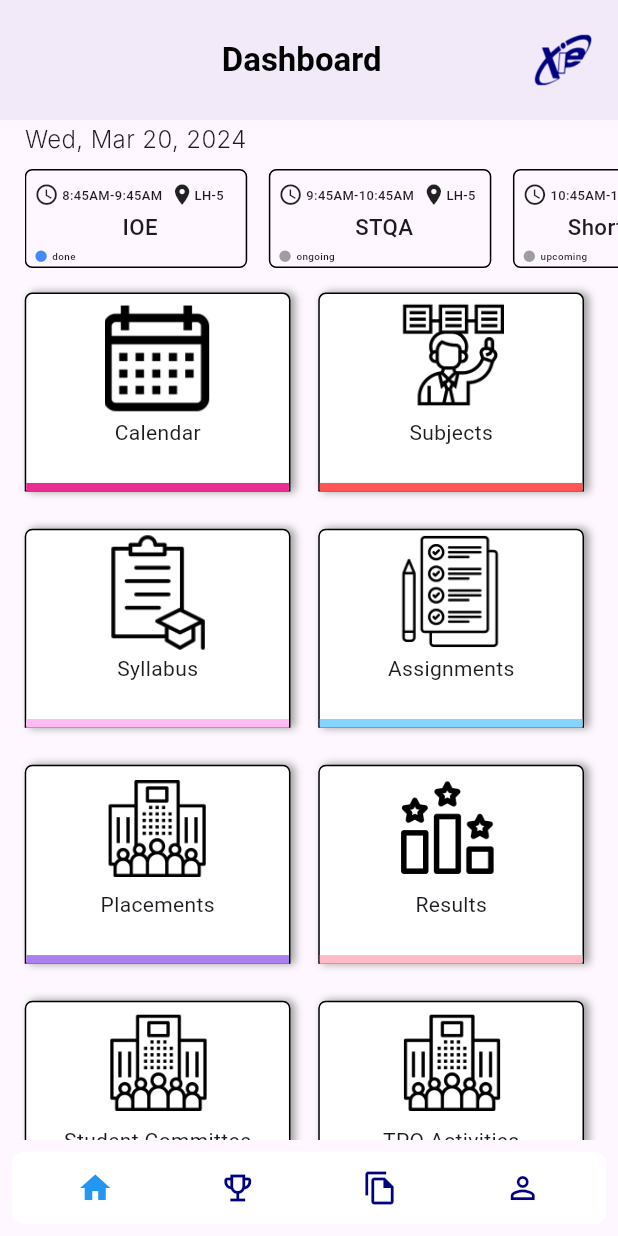
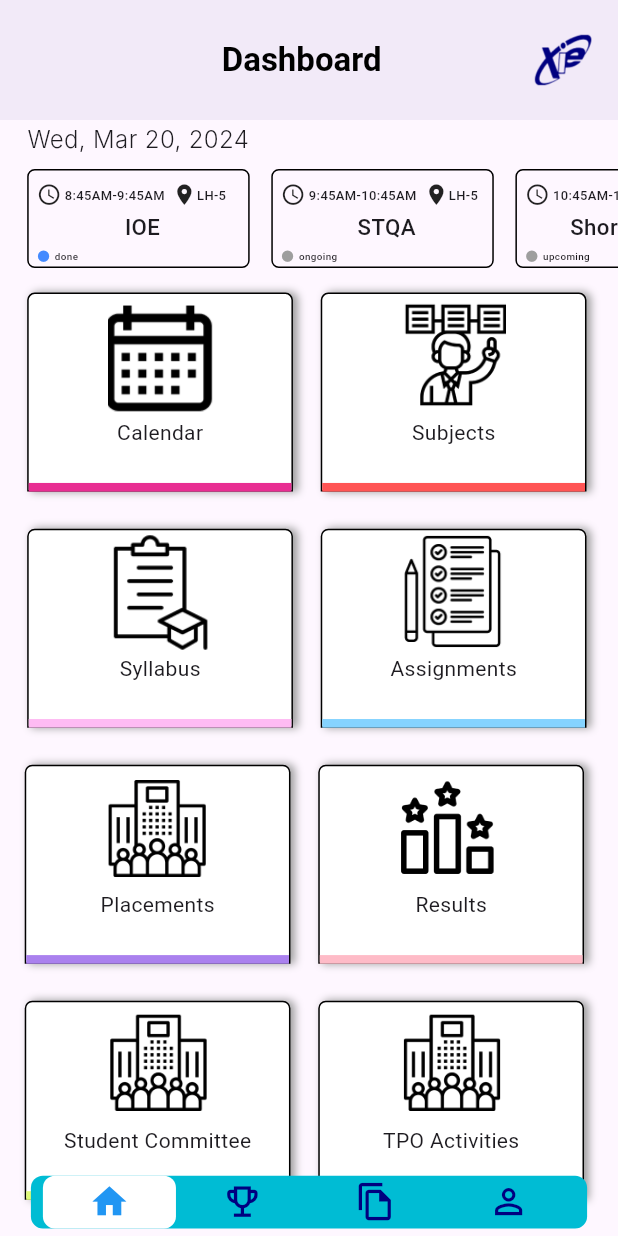
Before and after one commit to SohamDesai1/XIE-IT-HUB, a Flutter app: the HomePage screen opened by its route, scrolled down 280 dp, on a phone screen of 412 x 824 dp. Run offline on Flutter 3.47's test engine with Material 3 defaults, Android fonts, the phone set to English and light mode, and no system bars; drawn by our look-alikes of floating_bottom_navigation_bar; our stand-ins replace animated_splash_screen, cloud_firestore, firebase_auth, firebase_core, flutter_riverpod, go_router and 7 more; missing offline and left inert: flutter_custom_carousel_slider, horizontal_calendar, syncfusion_flutter_pdfviewer; accounts and stored records are empty; Roboto replaces fonts that are missing (Inter).

Commit message:
style(navbar): fixed sizing

```diff
--- a/lib/screens/tabs/home_page.dart
+++ b/lib/screens/tabs/home_page.dart
@@ -1,13 +1,11 @@
+import '../../widgets/timeline.dart';
 import '/widgets/bottom_nav_bar.dart';
 import '/widgets/tiles.dart';
 import 'package:go_router/go_router.dart';
-import '/widgets/tt_card.dart';
 import 'package:flutter/material.dart';
 import 'package:flutter_custom_carousel_slider/flutter_custom_carousel_slider.dart';
 import 'package:flutter_riverpod/flutter_riverpod.dart';
-import 'package:intl/intl.dart';
 import 'package:sizer/sizer.dart';
-import '/utils/timeTable.dart';
 
 void main() {
   runApp(
@@ -38,16 +36,6 @@ class _HomePageState extends ConsumerState<HomePage> {
     CarouselItem(image: const AssetImage('assets/images/log.png')),
     CarouselItem(image: const AssetImage('assets/images/log.png'))
   ];
-  List<String> tt = [
-    "Holiday",
-    "Holiday",
-    "Holiday",
-    "Holiday",
-    "Holiday",
-    "Holiday",
-    "Holiday",
-  ];
-  late List<Map<String, dynamic>> lectures;
   List<String> tiles = [
     "Calendar",
     "Subjects",
@@ -58,88 +46,12 @@ class _HomePageState extends ConsumerState<HomePage> {
     "Student Committee",
     "TPO Activities"
   ];
-  @override
-  void initState() {
-    setLectures();
-    super.initState();
-  }
-
-  void getLectures() {
-    int currentDay = DateTime.now().weekday;
-    switch (currentDay) {
-      case DateTime.monday:
-        tt = monday;
-        break;
-      case DateTime.tuesday:
-        tt = tuesday;
-        break;
-      case DateTime.wednesday:
-        tt = wednesday;
-        break;
-      case DateTime.thursday:
-        tt = thursday;
-        break;
-      case DateTime.friday:
-        tt = friday;
-        break;
-      default:
-        return;
-    }
-  }
-
-  void setLectures() {
-    getLectures();
-    lectures = [
-      {'name': tt[0], 'start': "8:45AM", 'end': "9:45AM"},
-      {'name': tt[1], 'start': "9:45AM", 'end': "10:45AM"},
-      {'name': 'Short Break', 'start': "10:45AM", 'end': "11:00AM"},
-      {'name': tt[2], 'start': "11:00AM", 'end': "12:00PM"},
-      {'name': tt[3], 'start': "12:00PM", 'end': "1:00PM"},
-      {'name': 'Break', 'start': "1:00PM", 'end': "1:30PM"},
-      {'name': tt[4], 'start': "1:30PM", 'end': "2:30PM"},
-      {'name': tt[5], 'start': "2:30PM", 'end': "3:30PM"},
-      {'name': tt[6], 'start': "3:30PM", 'end': "4:30PM"},
-    ];
-  }
-
-  String determineStatus(int index, List<Map<String, dynamic>> lectures) {
-    DateTime now = DateTime.now();
-
-    DateTime startTime = DateTime(now.year, now.month, now.day).add(
-        DateFormat("h:mma")
-            .parse(lectures[index]['start'])
-            .difference(DateTime(1970)));
-    DateTime endTime = DateTime(now.year, now.month, now.day).add(
-        DateFormat("h:mma")
-            .parse(lectures[index]['end'])
-            .difference(DateTime(1970)));
-
-    // Check if the lecture is ongoing
-    if (now.isAfter(startTime) && now.isBefore(endTime)) {
-      return "ongoing";
-    }
-
-    if (now.isAfter(endTime)) {
-      return "done";
-    }
-
-    if (index > 0) {
-      DateTime prevEndTime = DateTime(now.year, now.month, now.day).add(
-          DateFormat("h:mma")
-              .parse(lectures[index - 1]['end'])
-              .difference(DateTime(1970)));
-      if (now.isAfter(prevEndTime) && now.isBefore(startTime)) {
-        return "next lecture";
-      }
-    }
-
-    return "upcoming";
-  }
 
   @override
   Widget build(BuildContext context) {
     return SafeArea(
       child: Scaffold(
+        extendBody: true,
         appBar: AppBar(
           title: Padding(
             padding: EdgeInsets.only(left: 32.w),
@@ -177,66 +89,12 @@ class _HomePageState extends ConsumerState<HomePage> {
               SizedBox(
                 height: 3.h,
               ),
-              Padding(
-                padding: EdgeInsets.only(left: 2.h),
-                child: Column(
-                  crossAxisAlignment: CrossAxisAlignment.start,
-                  children: [
-                    const Text(
-                      'Today’s Timeline',
-                      style: TextStyle(
-                        color: Colors.black,
-                        fontSize: 18,
-                        fontFamily: 'Inter',
-                        fontWeight: FontWeight.w700,
-                      ),
-                    ),
-                    Text(
-                      "${DateFormat.E().format(DateTime.now())}, ${DateFormat.yMMMd().format(DateTime.now())}",
-                      style: const TextStyle(
-                        fontSize: 16,
-                        fontFamily: 'Inter',
-                        fontWeight: FontWeight.w300,
-                      ),
-                    ),
-                    SizedBox(
-                      height: 1.h,
-                    ),
-                    SizedBox(
-                      height: 8.h,
-                      child: DateTime.now().weekday == 6 ||
-                              DateTime.now().weekday == 7
-                          ? const Center(child: Text("No Lectures Today!!"))
-                          : ListView.builder(
-                              itemCount: 9,
-                              scrollDirection: Axis.horizontal,
-                              itemBuilder: (context, index) {
-                                String status =
-                                    determineStatus(index, lectures);
-                                return Row(
-                                  children: [
-                                    TTCard(
-                                        classRoom: "LH-5",
-                                        subject: lectures[index]["name"],
-                                        time:
-                                            "${lectures[index]["start"]}-${lectures[index]["end"]}",
-                                        status: status),
-                                    SizedBox(
-                                      width: 3.5.w,
-                                    ),
-                                  ],
-                                );
-                              },
-                            ),
-                    ),
-                  ],
-                ),
-              ),
+              const Timeline(),
               SizedBox(
                 height: 2.h,
               ),
               Padding(
-                padding: EdgeInsets.only(left: 2.h),
+                padding: EdgeInsets.only(left: 2.2.h),
                 child: Column(
                   children: [
                     Row(
@@ -268,7 +126,7 @@ class _HomePageState extends ConsumerState<HomePage> {
                 ),
               ),
               Padding(
-                padding: EdgeInsets.only(left: 2.h),
+                padding: EdgeInsets.only(left: 2.2.h),
                 child: Column(
                   children: [
                     Row(
--- a/lib/widgets/bottom_nav_bar.dart
+++ b/lib/widgets/bottom_nav_bar.dart
@@ -3,6 +3,7 @@ import 'package:floating_bottom_navigation_bar/floating_bottom_navigation_bar.da
 import 'package:flutter/material.dart';
 import 'package:flutter_riverpod/flutter_riverpod.dart';
 import 'package:go_router/go_router.dart';
+import 'package:sizer/sizer.dart';
 
 class BottomNavBar extends ConsumerStatefulWidget {
   const BottomNavBar({super.key});
@@ -35,7 +36,12 @@ class _BottomNavBarState extends ConsumerState<BottomNavBar> {
   Widget build(BuildContext context) {
     final selectedindex = ref.watch(navigationProvider);
     return FloatingNavbar(
-      backgroundColor: Colors.white,
+      padding: const EdgeInsets.all(0),
+      elevation: 0,
+      margin: const EdgeInsets.all(5),
+      iconSize: 3.3.h,
+      width: 90.w,
+      backgroundColor: Colors.cyan,
       unselectedItemColor: const Color.fromARGB(255, 0, 0, 128),
       selectedItemColor: Colors.blue,
       onTap: (int val) => _itemTapped(val),
--- /dev/null
+++ b/lib/widgets/timeline.dart
@@ -0,0 +1,161 @@
+import 'package:flutter/material.dart';
+import 'package:intl/intl.dart';
+import 'package:sizer/sizer.dart';
+import 'tt_card.dart';
+import '../utils/timeTable.dart';
+
+class Timeline extends StatefulWidget {
+  const Timeline({super.key});
+
+  @override
+  State<Timeline> createState() => _TimelineState();
+}
+
+class _TimelineState extends State<Timeline> {
+  List<String> tt = [
+    "Holiday",
+    "Holiday",
+    "Holiday",
+    "Holiday",
+    "Holiday",
+    "Holiday",
+    "Holiday",
+  ];
+
+  late List<Map<String, dynamic>> lectures;
+
+  @override
+  void initState() {
+    setLectures();
+    super.initState();
+  }
+
+  void getLectures() {
+    int currentDay = DateTime.now().weekday;
+    switch (currentDay) {
+      case DateTime.monday:
+        tt = monday;
+        break;
+      case DateTime.tuesday:
+        tt = tuesday;
+        break;
+      case DateTime.wednesday:
+        tt = wednesday;
+        break;
+      case DateTime.thursday:
+        tt = thursday;
+        break;
+      case DateTime.friday:
+        tt = friday;
+        break;
+      default:
+        return;
+    }
+  }
+
+  void setLectures() {
+    getLectures();
+    lectures = [
+      {'name': tt[0], 'start': "8:45AM", 'end': "9:45AM"},
+      {'name': tt[1], 'start': "9:45AM", 'end': "10:45AM"},
+      {'name': 'Short Break', 'start': "10:45AM", 'end': "11:00AM"},
+      {'name': tt[2], 'start': "11:00AM", 'end': "12:00PM"},
+      {'name': tt[3], 'start': "12:00PM", 'end': "1:00PM"},
+      {'name': 'Break', 'start': "1:00PM", 'end': "1:30PM"},
+      {'name': tt[4], 'start': "1:30PM", 'end': "2:30PM"},
+      {'name': tt[5], 'start': "2:30PM", 'end': "3:30PM"},
+      {'name': tt[6], 'start': "3:30PM", 'end': "4:30PM"},
+    ];
+  }
+
+  String determineStatus(int index, List<Map<String, dynamic>> lectures) {
+    DateTime now = DateTime.now();
+
+    DateTime startTime = DateTime(now.year, now.month, now.day).add(
+        DateFormat("h:mma")
+            .parse(lectures[index]['start'])
+            .difference(DateTime(1970)));
+    DateTime endTime = DateTime(now.year, now.month, now.day).add(
+        DateFormat("h:mma")
+            .parse(lectures[index]['end'])
+            .difference(DateTime(1970)));
+
+    // Check if the lecture is ongoing
+    if (now.isAfter(startTime) && now.isBefore(endTime)) {
+      return "ongoing";
+    }
+
+    if (now.isAfter(endTime)) {
+      return "done";
+    }
+
+    if (index > 0) {
+      DateTime prevEndTime = DateTime(now.year, now.month, now.day).add(
+          DateFormat("h:mma")
+              .parse(lectures[index - 1]['end'])
+              .difference(DateTime(1970)));
+      if (now.isAfter(prevEndTime) && now.isBefore(startTime)) {
+        return "next lecture";
+      }
+    }
+
+    return "upcoming";
+  }
+
+  @override
+  Widget build(BuildContext context) {
+    return Padding(
+      padding: EdgeInsets.only(left: 2.2.h),
+      child: Column(
+        crossAxisAlignment: CrossAxisAlignment.start,
+        children: [
+          const Text(
+            'Today’s Timeline',
+            style: TextStyle(
+              color: Colors.black,
+              fontSize: 18,
+              fontFamily: 'Inter',
+              fontWeight: FontWeight.w700,
+            ),
+          ),
+          Text(
+            "${DateFormat.E().format(DateTime.now())}, ${DateFormat.yMMMd().format(DateTime.now())}",
+            style: const TextStyle(
+              fontSize: 16,
+              fontFamily: 'Inter',
+              fontWeight: FontWeight.w300,
+            ),
+          ),
+          SizedBox(
+            height: 1.h,
+          ),
+          SizedBox(
+            height: 8.h,
+            child: DateTime.now().weekday == 6 || DateTime.now().weekday == 7
+                ? const Center(child: Text("No Lectures Today!!"))
+                : ListView.builder(
+                    itemCount: 9,
+                    scrollDirection: Axis.horizontal,
+                    itemBuilder: (context, index) {
+                      String status = determineStatus(index, lectures);
+                      return Row(
+                        children: [
+                          TTCard(
+                              classRoom: "LH-5",
+                              subject: lectures[index]["name"],
+                              time:
+                                  "${lectures[index]["start"]}-${lectures[index]["end"]}",
+                              status: status),
+                          SizedBox(
+                            width: 3.5.w,
+                          ),
+                        ],
+                      );
+                    },
+                  ),
+          ),
+        ],
+      ),
+    );
+  }
+}
```
